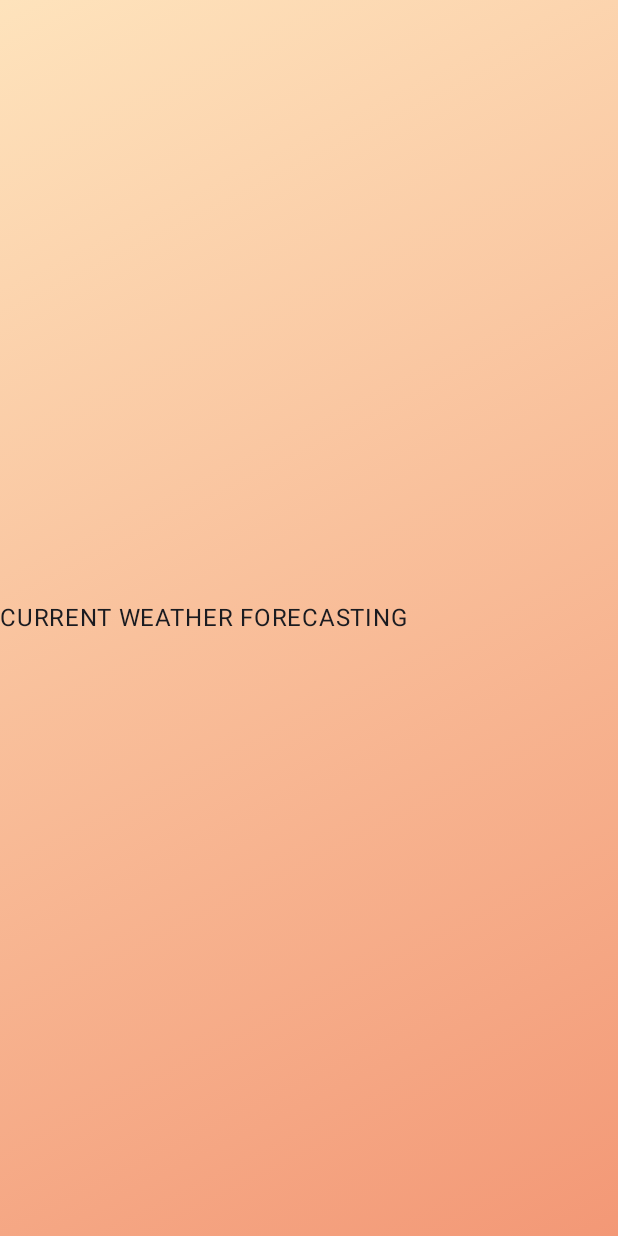
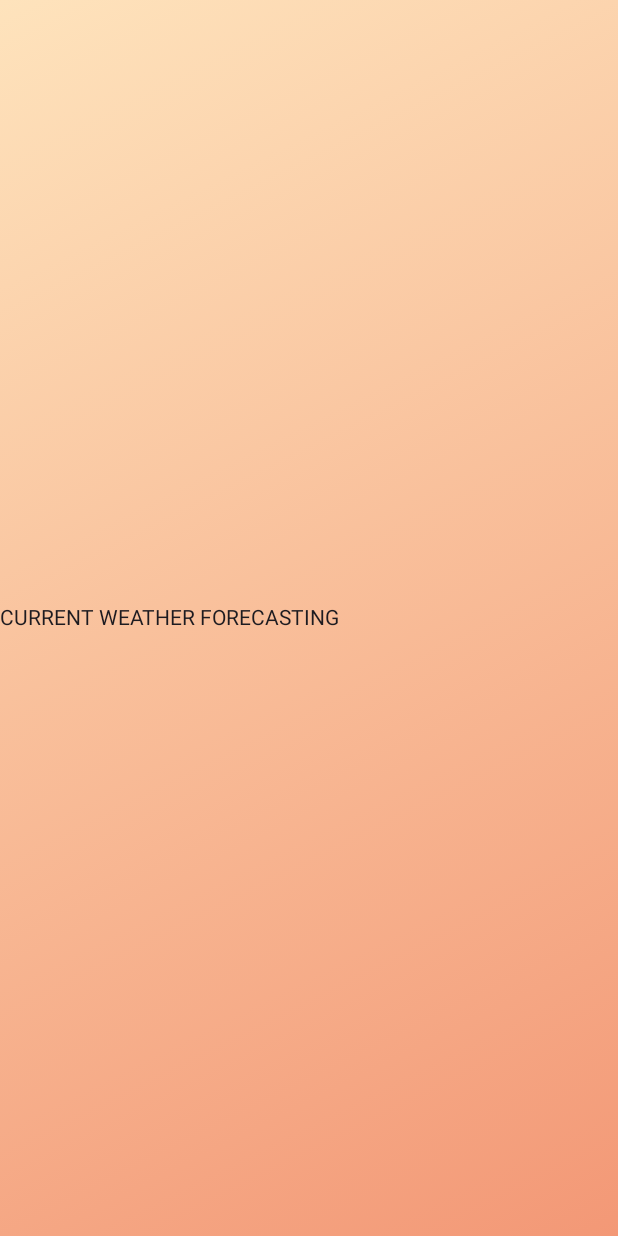
Before and after one commit to alitafreshi/Weather-App, an Android app built with Jetpack Compose: the screen it shows after launch (MainActivity), on a phone screen of 412 x 824 dp. Run offline under Robolectric (Android 15) with nearby library versions, the phone set to English and light mode, and no system bars; our stand-ins replace Dagger/Hilt's generated code; libraries missing offline, so code that uses them is left out: com.chuckerteam.chucker; 3 statements that could not run were skipped.

Commit message:
Implement app theme

```diff
--- a/app/src/main/java/com/tafreshiali/weatherapp/presentation/MainActivity.kt
+++ b/app/src/main/java/com/tafreshiali/weatherapp/presentation/MainActivity.kt
@@ -10,8 +10,7 @@ import androidx.compose.foundation.layout.padding
 import androidx.compose.material3.Scaffold
 import androidx.compose.ui.Modifier
 import androidx.compose.ui.graphics.Brush
-import androidx.compose.ui.graphics.Color
-import com.tafreshiali.weatherapp.presentation.theme.WeatherAppTheme
+import com.tafreshiali.weatherapp.presentation.theme.design_system.WeatherAppTheme
 import dagger.hilt.android.AndroidEntryPoint
 
 @AndroidEntryPoint
@@ -22,17 +21,19 @@ class MainActivity : ComponentActivity() {
         setContent {
             WeatherAppTheme {
                 val colorStops = arrayOf(
-                    0.0f to Color(0xFFFEE3BC),
-                    1f to Color(0xFFF39876)
+                    0.0f to WeatherAppTheme.colorScheme.primaryLight,
+                    1f to WeatherAppTheme.colorScheme.primaryDark
                 )
                 val brush = Brush.linearGradient(colorStops = colorStops)
                 Scaffold(
                     modifier = Modifier
                         .fillMaxSize()
                 ) { innerPadding ->
-                    AppNavigation(modifier = Modifier
-                        .background(brush)
-                        .padding(innerPadding))
+                    AppNavigation(
+                        modifier = Modifier
+                            .background(brush)
+                            .padding(innerPadding)
+                    )
                 }
             }
         }
--- a/app/src/main/java/com/tafreshiali/weatherapp/presentation/theme/Color.kt
+++ b/app/src/main/java/com/tafreshiali/weatherapp/presentation/theme/Color.kt
@@ -2,14 +2,8 @@ package com.tafreshiali.weatherapp.presentation.theme
 
 import androidx.compose.ui.graphics.Color
 
-val Purple80 = Color(0xFFD0BCFF)
-val PurpleGrey80 = Color(0xFFCCC2DC)
-val Pink80 = Color(0xFFEFB8C8)
-
-val Purple40 = Color(0xFF6650a4)
-val PurpleGrey40 = Color(0xFF625b71)
-val Pink40 = Color(0xFF7D5260)
-
+val PrimaryLight = Color(0xFFFEE3BC)
+val PrimaryDark = Color(0xFFF39876)
 val OnSurface = Color(0xFF303345)
 val OnSurfaceDisabled = Color(0xFF9C9EAA)
 val SurfaceContainer30 = Color(0x5CFFFFFF)
--- a/app/src/main/java/com/tafreshiali/weatherapp/presentation/theme/Theme.kt
+++ /dev/null
@@ -1,52 +0,0 @@
-package com.tafreshiali.weatherapp.presentation.theme
-
-import android.os.Build
-import androidx.compose.foundation.isSystemInDarkTheme
-import androidx.compose.material3.MaterialTheme
-import androidx.compose.material3.darkColorScheme
-import androidx.compose.material3.dynamicDarkColorScheme
-import androidx.compose.material3.dynamicLightColorScheme
-import androidx.compose.material3.lightColorScheme
-import androidx.compose.runtime.Composable
-import androidx.compose.ui.platform.LocalContext
-
-private val DarkColorScheme = darkColorScheme(
-    primary = Purple80,
-    secondary = PurpleGrey80,
-    tertiary = Pink80,
-)
-
-private val LightColorScheme = lightColorScheme(
-    primary = Purple40,
-    secondary = PurpleGrey40,
-    tertiary = Pink40,
-    onSurface = OnSurface,
-    onSurfaceVariant = OnSurfaceDisabled,
-    surfaceContainer = SurfaceContainer30,
-    surfaceContainerHigh = SurfaceContainer60,
-    surfaceContainerHighest = SurfaceContainer70
-)
-
-@Composable
-fun WeatherAppTheme(
-    darkTheme: Boolean = isSystemInDarkTheme(),
-    // Dynamic color is available on Android 12+
-    dynamicColor: Boolean = true,
-    content: @Composable () -> Unit
-) {
-    val colorScheme = when {
-        dynamicColor && Build.VERSION.SDK_INT >= Build.VERSION_CODES.S -> {
-            val context = LocalContext.current
-            if (darkTheme) dynamicDarkColorScheme(context) else dynamicLightColorScheme(context)
-        }
-
-        darkTheme -> DarkColorScheme
-        else -> LightColorScheme
-    }
-
-    MaterialTheme(
-        colorScheme = colorScheme,
-        typography = Typography,
-        content = content
-    )
-}
--- a/app/src/main/java/com/tafreshiali/weatherapp/presentation/theme/Type.kt
+++ /dev/null
@@ -1,34 +0,0 @@
-package com.tafreshiali.weatherapp.presentation.theme
-
-import androidx.compose.material3.Typography
-import androidx.compose.ui.text.TextStyle
-import androidx.compose.ui.text.font.FontFamily
-import androidx.compose.ui.text.font.FontWeight
-import androidx.compose.ui.unit.sp
-
-// Set of Material typography styles to start with
-val Typography = Typography(
-    bodyLarge = TextStyle(
-        fontFamily = FontFamily.Default,
-        fontWeight = FontWeight.Normal,
-        fontSize = 16.sp,
-        lineHeight = 24.sp,
-        letterSpacing = 0.5.sp
-    )
-    /* Other default text styles to override
-    titleLarge = TextStyle(
-        fontFamily = FontFamily.Default,
-        fontWeight = FontWeight.Normal,
-        fontSize = 22.sp,
-        lineHeight = 28.sp,
-        letterSpacing = 0.sp
-    ),
-    labelSmall = TextStyle(
-        fontFamily = FontFamily.Default,
-        fontWeight = FontWeight.Medium,
-        fontSize = 11.sp,
-        lineHeight = 16.sp,
-        letterSpacing = 0.5.sp
-    )
-    */
-)
--- /dev/null
+++ b/app/src/main/java/com/tafreshiali/weatherapp/presentation/theme/design_system/AppColorDesignSystem.kt
@@ -0,0 +1,26 @@
+package com.tafreshiali.weatherapp.presentation.theme.design_system
+
+import androidx.compose.runtime.staticCompositionLocalOf
+import androidx.compose.ui.graphics.Color
+
+data class AppColorSchema(
+    val primaryLight: Color,
+    val primaryDark: Color,
+    val onSurface: Color,
+    val onSurfaceDisabled: Color,
+    val surfaceContainer30: Color,
+    val surfaceContainer60: Color,
+    val surfaceContainer70: Color
+)
+
+val LocalAppColorSchema = staticCompositionLocalOf {
+    AppColorSchema(
+        primaryLight = Color.Unspecified,
+        primaryDark = Color.Unspecified,
+        onSurface = Color.Unspecified,
+        onSurfaceDisabled = Color.Unspecified,
+        surfaceContainer30 = Color.Unspecified,
+        surfaceContainer60 = Color.Unspecified,
+        surfaceContainer70 = Color.Unspecified
+    )
+}
--- /dev/null
+++ b/app/src/main/java/com/tafreshiali/weatherapp/presentation/theme/design_system/AppFont.kt
@@ -0,0 +1,14 @@
+package com.tafreshiali.weatherapp.presentation.theme.design_system
+
+import androidx.compose.ui.text.font.Font
+import androidx.compose.ui.text.font.FontFamily
+import androidx.compose.ui.text.font.FontWeight
+import com.tafreshiali.weatherapp.R
+
+val Inter = FontFamily(
+    Font(resId = R.font.inter_medium, weight = FontWeight.Medium),
+    Font(resId = R.font.inter_regular, weight = FontWeight.Normal),
+    Font(resId = R.font.inter_semi_bold, weight = FontWeight.SemiBold),
+    Font(resId = R.font.inter_bold, weight = FontWeight.Bold),
+    Font(resId = R.font.inter_black, weight = FontWeight.Black)
+)
--- /dev/null
+++ b/app/src/main/java/com/tafreshiali/weatherapp/presentation/theme/design_system/AppShapeDesignSystem.kt
@@ -0,0 +1,17 @@
+package com.tafreshiali.weatherapp.presentation.theme.design_system
+
+import androidx.compose.runtime.staticCompositionLocalOf
+import androidx.compose.ui.graphics.RectangleShape
+import androidx.compose.ui.graphics.Shape
+
+data class AppShape(
+    val medium: Shape,
+    val large: Shape
+)
+
+val LocalAppShape = staticCompositionLocalOf {
+    AppShape(
+        medium = RectangleShape,
+        large = RectangleShape
+    )
+}
--- /dev/null
+++ b/app/src/main/java/com/tafreshiali/weatherapp/presentation/theme/design_system/AppSizeDesignSystem.kt
@@ -0,0 +1,20 @@
+package com.tafreshiali.weatherapp.presentation.theme.design_system
+
+import androidx.compose.runtime.staticCompositionLocalOf
+import androidx.compose.ui.unit.Dp
+
+data class AppSize(
+    val large: Dp,
+    val medium: Dp,
+    val normal: Dp,
+    val small: Dp
+)
+
+val LocalAppSize = staticCompositionLocalOf {
+    AppSize(
+        large = Dp.Unspecified,
+        medium = Dp.Unspecified,
+        normal = Dp.Unspecified,
+        small = Dp.Unspecified
+    )
+}
--- /dev/null
+++ b/app/src/main/java/com/tafreshiali/weatherapp/presentation/theme/design_system/AppTypographyDesignSytem.kt
@@ -0,0 +1,30 @@
+package com.tafreshiali.weatherapp.presentation.theme.design_system
+
+import androidx.compose.runtime.staticCompositionLocalOf
+import androidx.compose.ui.text.TextStyle
+
+data class AppTypography(
+    val medium20: TextStyle,
+    val regular9: TextStyle,
+    val regular14: TextStyle,
+    val regular7: TextStyle,
+    val regular8: TextStyle,
+    val regular11: TextStyle,
+    val semiBold7: TextStyle,
+    val bold7: TextStyle,
+    val bold8: TextStyle
+)
+
+val LocalAppTypography = staticCompositionLocalOf {
+    AppTypography(
+        medium20 = TextStyle.Default,
+        regular9 = TextStyle.Default,
+        regular14 = TextStyle.Default,
+        regular7 = TextStyle.Default,
+        regular8 = TextStyle.Default,
+        regular11 = TextStyle.Default,
+        semiBold7 = TextStyle.Default,
+        bold7 = TextStyle.Default,
+        bold8 = TextStyle.Default
+    )
+}
--- /dev/null
+++ b/app/src/main/java/com/tafreshiali/weatherapp/presentation/theme/design_system/WeatherAppTheme.kt
@@ -0,0 +1,114 @@
+package com.tafreshiali.weatherapp.presentation.theme.design_system
+
+import androidx.compose.foundation.shape.RoundedCornerShape
+import androidx.compose.runtime.Composable
+import androidx.compose.runtime.CompositionLocalProvider
+import androidx.compose.ui.text.TextStyle
+import androidx.compose.ui.text.font.FontWeight
+import androidx.compose.ui.unit.dp
+import androidx.compose.ui.unit.sp
+import com.tafreshiali.weatherapp.presentation.theme.OnSurface
+import com.tafreshiali.weatherapp.presentation.theme.OnSurfaceDisabled
+import com.tafreshiali.weatherapp.presentation.theme.PrimaryDark
+import com.tafreshiali.weatherapp.presentation.theme.PrimaryLight
+import com.tafreshiali.weatherapp.presentation.theme.SurfaceContainer30
+import com.tafreshiali.weatherapp.presentation.theme.SurfaceContainer60
+import com.tafreshiali.weatherapp.presentation.theme.SurfaceContainer70
+
+private val lightColorScheme = AppColorSchema(
+    primaryLight = PrimaryLight,
+    primaryDark = PrimaryDark,
+    onSurface = OnSurface,
+    onSurfaceDisabled = OnSurfaceDisabled,
+    surfaceContainer30 = SurfaceContainer30,
+    surfaceContainer60 = SurfaceContainer60,
+    surfaceContainer70 = SurfaceContainer70
+)
+
+private val typography = AppTypography(
+    medium20 = TextStyle(
+        fontFamily = Inter,
+        fontWeight = FontWeight.Medium,
+        fontSize = 20.sp,
+    ),
+    regular9 = TextStyle(
+        fontFamily = Inter,
+        fontWeight = FontWeight.Normal,
+        fontSize = 9.sp
+    ),
+    regular14 = TextStyle(
+        fontFamily = Inter,
+        fontWeight = FontWeight.Normal,
+        fontSize = 14.sp
+    ),
+    regular7 = TextStyle(
+        fontFamily = Inter,
+        fontWeight = FontWeight.Normal,
+        fontSize = 7.sp
+    ),
+    regular8 = TextStyle(
+        fontFamily = Inter,
+        fontWeight = FontWeight.Normal,
+        fontSize = 8.sp
+    ),
+    regular11 = TextStyle(
+        fontFamily = Inter,
+        fontWeight = FontWeight.Normal,
+        fontSize = 11.sp
+    ),
+    semiBold7 = TextStyle(
+        fontFamily = Inter,
+        fontWeight = FontWeight.SemiBold,
+        fontSize = 7.sp
+    ),
+    bold7 = TextStyle(
+        fontFamily = Inter,
+        fontWeight = FontWeight.Bold,
+        fontSize = 7.sp
+    ),
+    bold8 = TextStyle(
+        fontFamily = Inter,
+        fontWeight = FontWeight.Bold,
+        fontSize = 8.sp
+    )
+)
+
+private val shapes = AppShape(
+    medium = RoundedCornerShape(10.dp),
+    large = RoundedCornerShape(20.dp)
+)
+
+private val size = AppSize(
+    large = 25.dp,
+    medium = 16.dp,
+    normal = 10.dp,
+    small = 5.dp
+)
+
+
+@Composable
+fun WeatherAppTheme(
+    content: @Composable () -> Unit
+) {
+    CompositionLocalProvider(
+        LocalAppColorSchema provides lightColorScheme,
+        LocalAppTypography provides typography,
+        LocalAppShape provides shapes,
+        LocalAppSize provides size,
+        content = content
+    )
+}
+
+object WeatherAppTheme {
+    val colorScheme: AppColorSchema
+        @Composable get() = LocalAppColorSchema.current
+
+    val typography:AppTypography
+        @Composable get() = LocalAppTypography.current
+
+    val shapes:AppShape
+        @Composable get() = LocalAppShape.current
+
+    val size:AppSize
+        @Composable get() = LocalAppSize.current
+}
```
Also changed, not shown: app/src/main/res/font/inter_black.ttf (added), app/src/main/res/font/inter_bold.ttf (added), app/src/main/res/font/inter_medium.ttf (added), app/src/main/res/font/inter_regular.ttf (added), app/src/main/res/font/inter_semi_bold.ttf (added).
